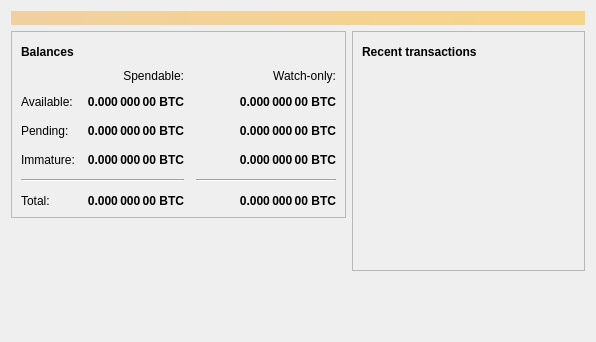
Before: the Qt Designer form src/qt/forms/overviewpage.ui in xshard/Shard, drawn with Qt 5.
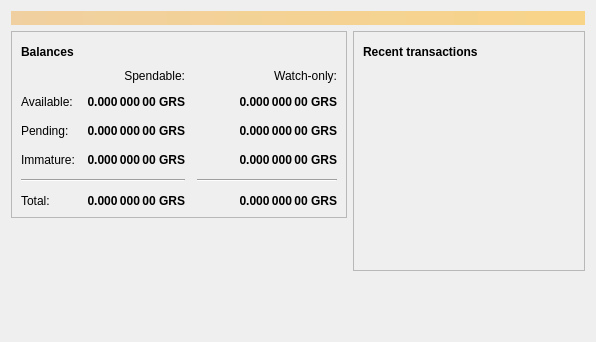
After: the same form once the commit is applied. Icons and pictures are not drawn.

```diff
--- a/src/qt/forms/overviewpage.ui
+++ b/src/qt/forms/overviewpage.ui
@@ -126,7 +126,7 @@
                <string>Unconfirmed transactions to watch-only addresses</string>
               </property>
               <property name="text">
-               <string notr="true">0.000 000 00 BTC</string>
+               <string notr="true">0.000 000 00 GRS</string>
               </property>
               <property name="alignment">
                <set>Qt::AlignRight|Qt::AlignTrailing|Qt::AlignVCenter</set>
@@ -151,7 +151,7 @@
                <string>Total of transactions that have yet to be confirmed, and do not yet count toward the spendable balance</string>
               </property>
               <property name="text">
-               <string notr="true">0.000 000 00 BTC</string>
+               <string notr="true">0.000 000 00 GRS</string>
               </property>
               <property name="alignment">
                <set>Qt::AlignRight|Qt::AlignTrailing|Qt::AlignVCenter</set>
@@ -176,7 +176,7 @@
                <string>Mined balance in watch-only addresses that has not yet matured</string>
               </property>
               <property name="text">
-               <string notr="true">0.000 000 00 BTC</string>
+               <string notr="true">0.000 000 00 GRS</string>
               </property>
               <property name="alignment">
                <set>Qt::AlignRight|Qt::AlignTrailing|Qt::AlignVCenter</set>
@@ -234,7 +234,7 @@
                <string>Mined balance that has not yet matured</string>
               </property>
               <property name="text">
-               <string notr="true">0.000 000 00 BTC</string>
+               <string notr="true">0.000 000 00 GRS</string>
               </property>
               <property name="alignment">
                <set>Qt::AlignRight|Qt::AlignTrailing|Qt::AlignVCenter</set>
@@ -279,7 +279,7 @@
                <string>Your current total balance</string>
               </property>
               <property name="text">
-               <string notr="true">0.000 000 00 BTC</string>
+               <string notr="true">0.000 000 00 GRS</string>
               </property>
               <property name="alignment">
                <set>Qt::AlignRight|Qt::AlignTrailing|Qt::AlignVCenter</set>
@@ -304,7 +304,7 @@
                <string>Current total balance in watch-only addresses</string>
               </property>
               <property name="text">
-               <string notr="true">0.000 000 00 BTC</string>
+               <string notr="true">0.000 000 00 GRS</string>
               </property>
               <property name="alignment">
                <set>Qt::AlignRight|Qt::AlignTrailing|Qt::AlignVCenter</set>
@@ -346,7 +346,7 @@
                <string>Your current spendable balance</string>
               </property>
               <property name="text">
-               <string notr="true">0.000 000 00 BTC</string>
+               <string notr="true">0.000 000 00 GRS</string>
               </property>
               <property name="alignment">
                <set>Qt::AlignRight|Qt::AlignTrailing|Qt::AlignVCenter</set>
@@ -371,7 +371,7 @@
                <string>Your current balance in watch-only addresses</string>
               </property>
               <property name="text">
-               <string notr="true">0.000 000 00 BTC</string>
+               <string notr="true">0.000 000 00 GRS</string>
               </property>
               <property name="alignment">
                <set>Qt::AlignRight|Qt::AlignTrailing|Qt::AlignVCenter</set>
```
